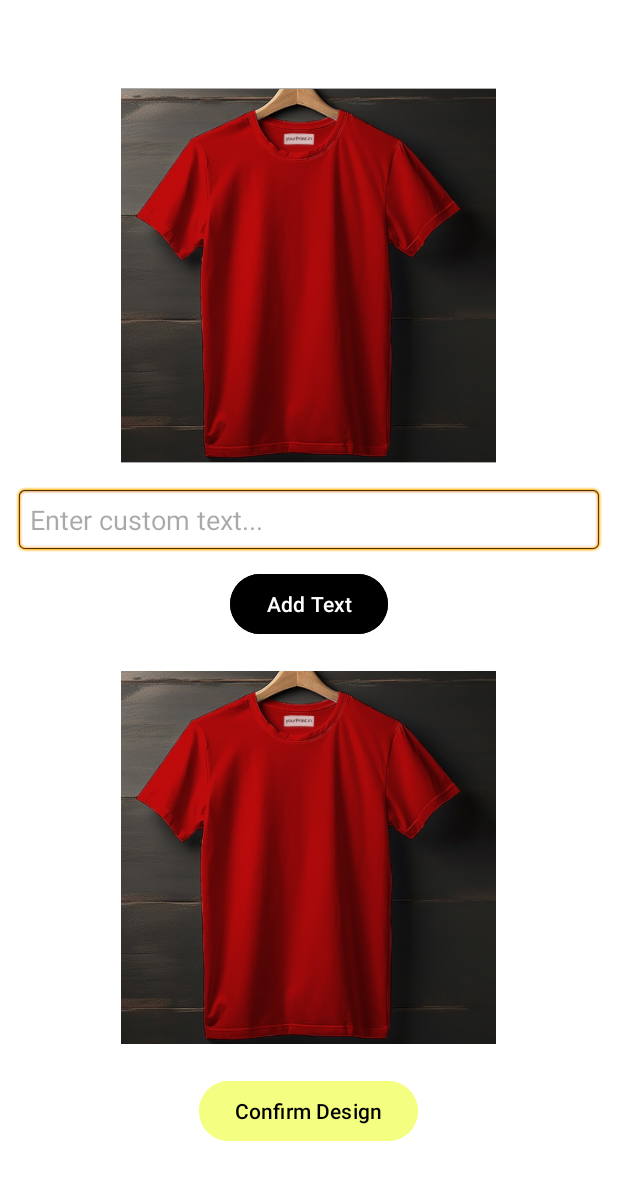
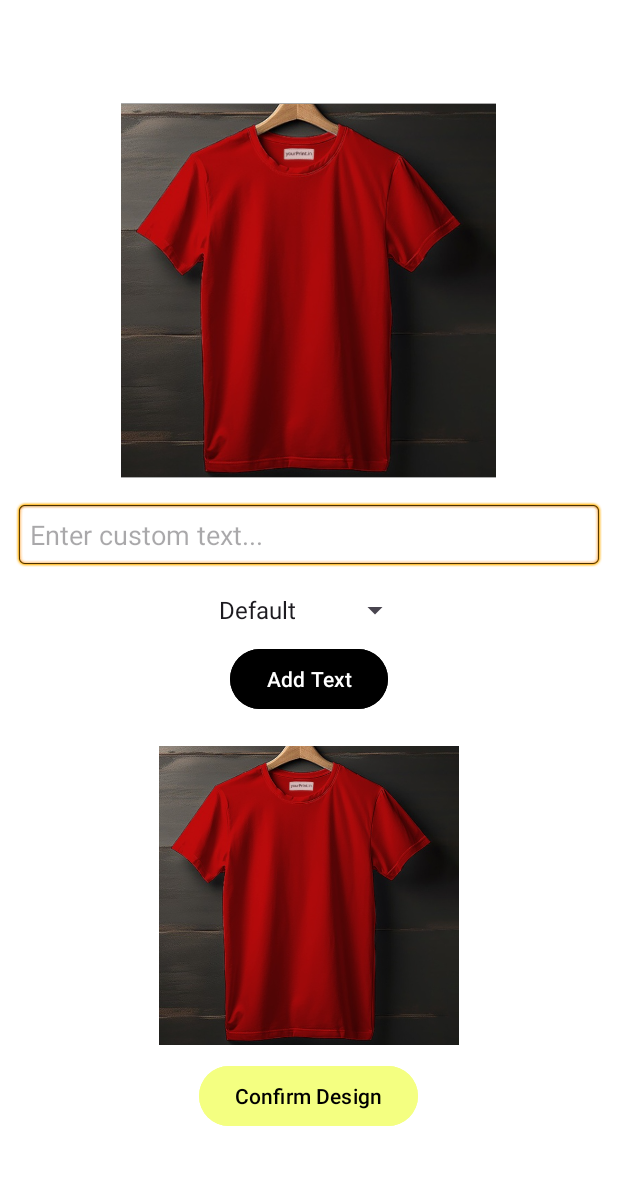
Before and after one commit to JoshiNandan/Threadcraft-, an Android app: the CustomizationActivity screen opened directly, with no data from a screen before it, on a phone screen of 412 x 824 dp. Shown: the top 1180 px of the screen. Run offline under Robolectric (Android 15) with nearby library versions, the phone set to English and light mode, and no system bars; Roboto replaces fonts that are not available here.

Commit message:
NEW CHANGES FOR THE FONT STYLE DONE

```diff
--- a/app/build.gradle.kts
+++ b/app/build.gradle.kts
@@ -9,7 +9,7 @@ android {
 
     defaultConfig {
         applicationId = "com.example.mylogin"
-        minSdk = 22
+        minSdk = 23
         targetSdk = 35
         versionCode = 1
         versionName = "1.0"
--- /dev/null
+++ b/app/src/main/java/com/example/mylogin/ArrayAdapter.java
@@ -0,0 +1,4 @@
+package com.example.mylogin;
+
+public class ArrayAdapter<T> {
+}
--- a/app/src/main/java/com/example/mylogin/CustomizationActivity.java
+++ b/app/src/main/java/com/example/mylogin/CustomizationActivity.java
@@ -1,15 +1,17 @@
 package com.example.mylogin;
-
 
 import android.annotation.SuppressLint;
 import android.content.Intent;
 import android.os.Bundle;
 import android.view.MotionEvent;
 import android.view.View;
+import android.widget.AdapterView;
+import android.widget.ArrayAdapter;
 import android.widget.Button;
 import android.widget.EditText;
 import android.widget.FrameLayout;
 import android.widget.ImageView;
+import android.widget.Spinner;
 import android.widget.TextView;
 import androidx.appcompat.app.AppCompatActivity;
 
@@ -20,8 +22,10 @@ public class CustomizationActivity extends AppCompatActivity {
     private TextView textViewCustomText;
     private Button btnAddText, btnConfirmDesign;
     private FrameLayout customizationArea;
+    private Spinner spinnerFontStyle;
 
     private float xDelta, yDelta; // Variables to track touch movement
+    private String selectedFont = "default"; // Default font
 
     @SuppressLint("ClickableViewAccessibility")
     @Override
@@ -36,18 +40,55 @@ public class CustomizationActivity extends AppCompatActivity {
         btnConfirmDesign = findViewById(R.id.btnConfirmDesign);
         customizationArea = findViewById(R.id.customizationArea);
         tshirtPreview = findViewById(R.id.tshirtPreview);
+        spinnerFontStyle = findViewById(R.id.spinnerFontStyle);
 
         // Get selected T-shirt image from intent
         int imageRes = getIntent().getIntExtra("productImage", R.drawable.tshirt_red);
         tshirtPreview.setImageResource(imageRes);
         imageViewTshirt.setImageResource(imageRes);
 
+        // Set up spinner for font selection
+        ArrayAdapter<CharSequence> adapter = ArrayAdapter.createFromResource(this,
+                R.array.font_styles, android.R.layout.simple_spinner_item);
+        adapter.setDropDownViewResource(android.R.layout.simple_spinner_dropdown_item);
+        spinnerFontStyle.setAdapter(adapter);
+
+        // Spinner listener to update selected font style
+        spinnerFontStyle.setOnItemSelectedListener(new AdapterView.OnItemSelectedListener() {
+            @Override
+            public void onItemSelected(AdapterView<?> parentView, View selectedItemView, int position, long id) {
+                String font = parentView.getItemAtPosition(position).toString();
+                selectedFont = font; // Update selected font style
+            }
+
+            @Override
+            public void onNothingSelected(AdapterView<?> parentView) {
+                selectedFont = "default"; // Default font
+            }
+        });
 
         // Add text to the T-shirt
         btnAddText.setOnClickListener(v -> {
             String customText = editTextCustomText.getText().toString();
             if (!customText.isEmpty()) {
                 textViewCustomText.setText(customText);
+
+                // Set the font style based on the selected option
+                switch (selectedFont) {
+                    case "Bold":
+                        textViewCustomText.setTypeface(null, android.graphics.Typeface.BOLD);
+                        break;
+                    case "Italic":
+                        textViewCustomText.setTypeface(null, android.graphics.Typeface.ITALIC);
+                        break;
+                    case "Bold Italic":
+                        textViewCustomText.setTypeface(null, android.graphics.Typeface.BOLD_ITALIC);
+                        break;
+                    default:
+                        textViewCustomText.setTypeface(null, android.graphics.Typeface.NORMAL);
+                        break;
+                }
+
                 textViewCustomText.setVisibility(View.VISIBLE);
             }
         });
--- a/app/src/main/java/com/example/mylogin/LoginActivity.java
+++ b/app/src/main/java/com/example/mylogin/LoginActivity.java
@@ -56,6 +56,7 @@ public class LoginActivity extends AppCompatActivity {
                         Toast.makeText(LoginActivity.this, "Logged In Successful!", Toast.LENGTH_SHORT).show();
                         Intent intent = new Intent(LoginActivity.this, MainProductActivity.class);
                         startActivity(intent);
+                        finish();
                     }else {
                         Toast.makeText(LoginActivity.this , "Incorrect Email or Password " + task.getException().getMessage() , Toast.LENGTH_SHORT).show();
                     }
@@ -70,5 +71,6 @@ public class LoginActivity extends AppCompatActivity {
             Intent intent = new Intent(LoginActivity.this, SignUpActivity.class);
             startActivity(intent);
         });
+
     }
 }
--- a/app/src/main/java/com/example/mylogin/SignUpActivity.java
+++ b/app/src/main/java/com/example/mylogin/SignUpActivity.java
@@ -79,6 +79,7 @@ public class SignUpActivity extends AppCompatActivity {
                        Toast.makeText(SignUpActivity.this, "Signup Successful!", Toast.LENGTH_SHORT).show();
                        Intent intent = new Intent(SignUpActivity.this, MainProductActivity.class);
                        startActivity(intent);
+                       finish();
                    }else {
                        Toast.makeText(SignUpActivity.this , "Error !" + task.getException().getMessage() , Toast.LENGTH_SHORT).show();
                    }
--- a/app/src/main/res/layout/activity_customization.xml
+++ b/app/src/main/res/layout/activity_customization.xml
@@ -6,7 +6,6 @@
     android:gravity="center"
     android:orientation="vertical"
     android:padding="10dp">
-
 
     <ImageView
         android:id="@+id/imageViewTshirt"
@@ -24,6 +23,14 @@
         android:hint="Enter custom text..."
         android:padding="10dp" />
 
+    <Spinner
+        android:id="@+id/spinnerFontStyle"
+        android:layout_width="wrap_content"
+        android:layout_height="wrap_content"
+        android:layout_marginTop="16dp"
+        android:layout_gravity="center"
+        />
+
     <Button
         android:id="@+id/btnAddText"
         android:layout_width="wrap_content"
@@ -35,14 +42,14 @@
 
     <FrameLayout
         android:id="@+id/customizationArea"
-        android:layout_width="250dp"
-        android:layout_height="250dp"
+        android:layout_width="200dp"
+        android:layout_height="200dp"
         android:layout_marginTop="20dp">
 
         <ImageView
             android:id="@+id/tshirtPreview"
-            android:layout_width="match_parent"
-            android:layout_height="match_parent"
+            android:layout_width="200dp"
+            android:layout_height="200dp"
             android:scaleType="centerInside" />
 
         <TextView
@@ -59,7 +66,7 @@
         android:id="@+id/btnConfirmDesign"
         android:layout_width="wrap_content"
         android:layout_height="wrap_content"
-        android:layout_marginTop="20dp"
+        android:layout_marginTop="10dp"
         android:backgroundTint="@color/yellow"
         android:text="Confirm Design"
         android:textColor="@color/black" />
--- a/app/src/main/res/layout/activity_welcome.xml
+++ b/app/src/main/res/layout/activity_welcome.xml
@@ -1,5 +1,6 @@
 <?xml version="1.0" encoding="utf-8"?>
-<LinearLayout xmlns:android="http://schemas.android.com/apk/res/android"
+<LinearLayout
+    xmlns:android="http://schemas.android.com/apk/res/android"
     xmlns:app="http://schemas.android.com/apk/res-auto"
     android:layout_width="match_parent"
     android:layout_height="match_parent"
--- a/app/src/main/res/layout/item_product.xml
+++ b/app/src/main/res/layout/item_product.xml
@@ -5,7 +5,8 @@
     android:layout_height="wrap_content"
     android:orientation="vertical"
     android:gravity="center"
-    android:padding="10dp">
+    android:padding="10dp"
+    android:layout_margin="40dp">
 
     <ImageView
         android:id="@+id/imgProduct"
@@ -18,6 +19,6 @@
         android:layout_height="wrap_content"
         android:textSize="16sp"
         android:textStyle="bold"
-        android:layout_marginTop="5dp"/>
+        android:layout_marginTop="15dp"/>
 
 </LinearLayout>
--- a/app/src/main/res/values/strings.xml
+++ b/app/src/main/res/values/strings.xml
@@ -1,3 +1,9 @@
 <resources>
-    <string name="app_name">Mylogin</string>
+    <string name="app_name" translatable="false">ThreadCraft</string>
+    <string-array name="font_styles">
+        <item>Default</item>
+        <item>Bold</item>
+        <item>Italic</item>
+        <item>Bold Italic</item>
+    </string-array>
 </resources>
--- a/gradle/libs.versions.toml
+++ b/gradle/libs.versions.toml
@@ -1,12 +1,12 @@
 [versions]
-agp = "8.8.0"
+agp = "8.9.2"
 junit = "4.13.2"
 junitVersion = "1.2.1"
 espressoCore = "3.6.1"
 appcompat = "1.7.0"
 material = "1.12.0"
-activity = "1.10.0"
-constraintlayout = "2.2.0"
+activity = "1.10.1"
+constraintlayout = "2.2.1"
 googleGmsGoogleServices = "4.4.2"
 firebaseAuth = "23.2.0"
 credentials = "1.5.0"
```
Also changed, not shown: app/src/main/assets/product.json (added, +26 -0 lines), app/src/main/java/com/example/mylogin/CartCheckoutActivity.java (+27 -12 lines), app/src/main/res/layout/activity_cart_checkout.xml (+15 -7 lines), gradle/wrapper/gradle-wrapper.properties.
